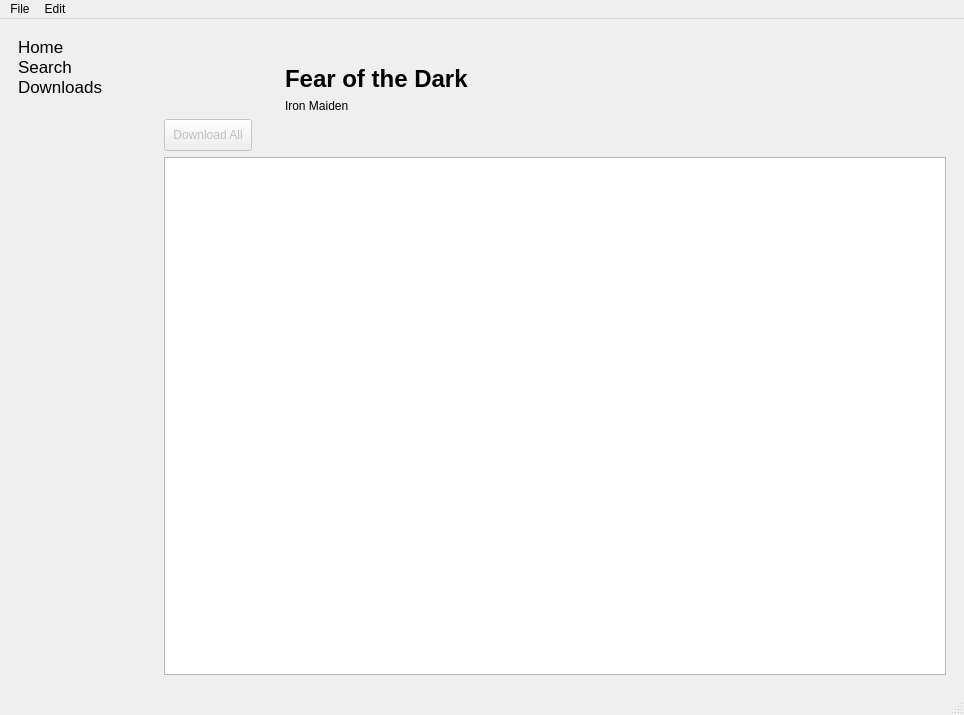
The window that res/ui/mainwindow.ui (Docheinstein/music-dragon) describes before a commit, drawn with Qt 5.
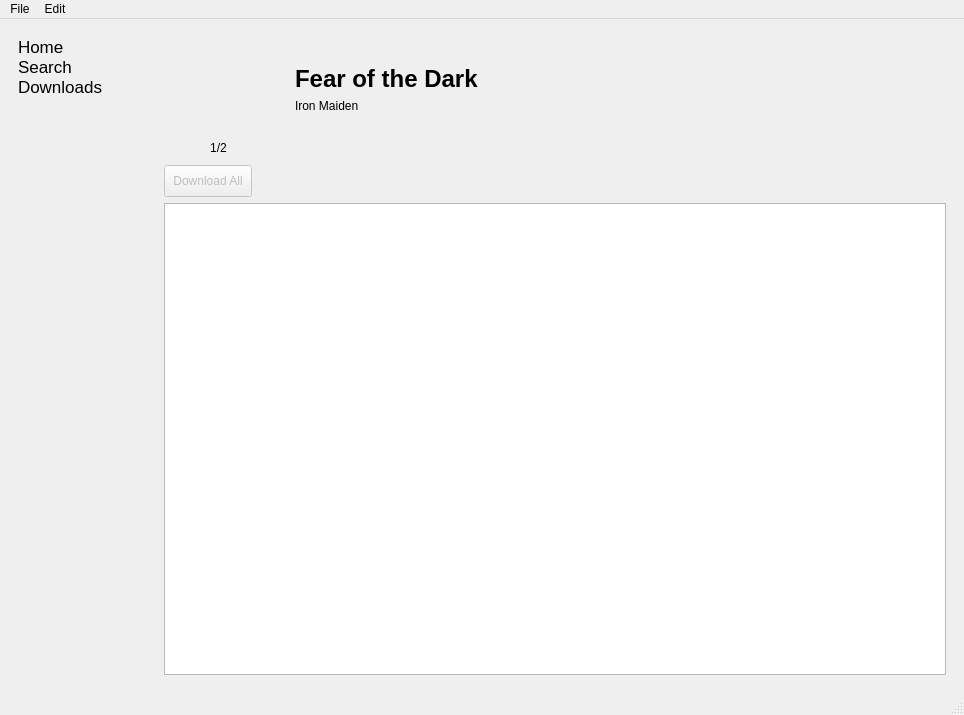
The same window after the commit. Icons and pictures are not drawn. Custom widgets are drawn as their Qt base class.

Commit message: Implement next and prev cover buttons

```diff
--- a/res/ui/mainwindow.ui
+++ b/res/ui/mainwindow.ui
@@ -195,27 +195,16 @@
          </layout>
         </widget>
         <widget class="QWidget" name="albumPage">
-         <layout class="QVBoxLayout" name="verticalLayout_2">
+         <layout class="QVBoxLayout" name="verticalLayout_10">
           <item>
-           <layout class="QHBoxLayout" name="horizontalLayout">
+           <layout class="QHBoxLayout" name="horizontalLayout_3">
             <item>
-             <layout class="QGridLayout" name="gridLayout">
-              <item row="0" column="2">
-               <widget class="QPushButton" name="albumCoverNextButton">
-                <property name="text">
-                 <string/>
-                </property>
-                <property name="icon">
-                 <iconset>
-                  <normaloff>../images/forward.png</normaloff>../images/forward.png</iconset>
-                </property>
-                <property name="flat">
-                 <bool>true</bool>
-                </property>
-               </widget>
-              </item>
-              <item row="0" column="1">
-               <widget class="QLabel" name="albumCover">
+             <layout class="QVBoxLayout" name="verticalLayout_2">
+              <property name="spacing">
+               <number>6</number>
+              </property>
+              <item>
+               <widget class="ClickableLabel" name="albumCover">
                 <property name="sizePolicy">
                  <sizepolicy hsizetype="Fixed" vsizetype="Fixed">
                   <horstretch>0</horstretch>
@@ -239,19 +228,83 @@
                 </property>
                </widget>
               </item>
-              <item row="0" column="0">
-               <widget class="QPushButton" name="albumCoverPrevButton">
-                <property name="text">
-                 <string/>
-                </property>
-                <property name="icon">
-                 <iconset>
-                  <normaloff>../images/back.png</normaloff>../images/back.png</iconset>
-                </property>
-                <property name="flat">
-                 <bool>true</bool>
-                </property>
-               </widget>
+              <item>
+               <layout class="QHBoxLayout" name="horizontalLayout">
+                <item>
+                 <widget class="QPushButton" name="albumCoverPrevButton">
+                  <property name="sizePolicy">
+                   <sizepolicy hsizetype="Fixed" vsizetype="Fixed">
+                    <horstretch>0</horstretch>
+                    <verstretch>0</verstretch>
+                   </sizepolicy>
+                  </property>
+                  <property name="cursor">
+                   <cursorShape>PointingHandCursor</cursorShape>
+                  </property>
+                  <property name="text">
+                   <string/>
+                  </property>
+                  <property name="icon">
+                   <iconset>
+                    <normaloff>../images/left.png</normaloff>../images/left.png</iconset>
+                  </property>
+                  <property name="iconSize">
+                   <size>
+                    <width>20</width>
+                    <height>20</height>
+                   </size>
+                  </property>
+                  <property name="flat">
+                   <bool>true</bool>
+                  </property>
+                 </widget>
+                </item>
+                <item>
+                 <widget class="QLabel" name="albumCoverNumber">
+                  <property name="sizePolicy">
+                   <sizepolicy hsizetype="Preferred" vsizetype="Preferred">
+                    <horstretch>0</horstretch>
+                    <verstretch>0</verstretch>
+                   </sizepolicy>
+                  </property>
+                  <property name="text">
+                   <string>1/2</string>
+                  </property>
+                  <property name="alignment">
+                   <set>Qt::AlignCenter</set>
+                  </property>
+                 </widget>
+                </item>
+                <item>
+                 <widget class="QPushButton" name="albumCoverNextButton">
+                  <property name="sizePolicy">
+                   <sizepolicy hsizetype="Fixed" vsizetype="Fixed">
+                    <horstretch>0</horstretch>
+                    <verstretch>0</verstretch>
+                   </sizepolicy>
+                  </property>
+                  <property name="cursor">
+                   <cursorShape>PointingHandCursor</cursorShape>
+                  </property>
+                  <property name="text">
+                   <string/>
+                  </property>
+                  <property name="icon">
+                   <iconset>
+                    <normaloff>../images/right.png</normaloff>../images/right.png</iconset>
+                  </property>
+                  <property name="iconSize">
+                   <size>
+                    <width>20</width>
+                    <height>20</height>
+                   </size>
+                  </property>
+                  <property name="flat">
+                   <bool>true</bool>
+                  </property>
+                 </widget>
+                </item>
+               </layout>
               </item>
              </layout>
             </item>
@@ -286,7 +339,7 @@
               <item>
                <widget class="ClickableLabel" name="albumArtist">
                 <property name="sizePolicy">
-                 <sizepolicy hsizetype="Preferred" vsizetype="Preferred">
+                 <sizepolicy hsizetype="Maximum" vsizetype="Preferred">
                   <horstretch>0</horstretch>
                   <verstretch>2</verstretch>
                  </sizepolicy>
@@ -299,6 +352,22 @@
                 </property>
                </widget>
               </item>
+              <item>
+               <widget class="QWidget" name="widget" native="true">
+                <property name="minimumSize">
+                 <size>
+                  <width>0</width>
+                  <height>40</height>
+                 </size>
+                </property>
+                <property name="maximumSize">
+                 <size>
+                  <width>16777215</width>
+                  <height>40</height>
+                 </size>
+                </property>
+               </widget>
+              </item>
              </layout>
             </item>
             <item>
```
Left out of the diff: 6 changed lines with no effect on the pictures. The commit also changes 11 other files.
